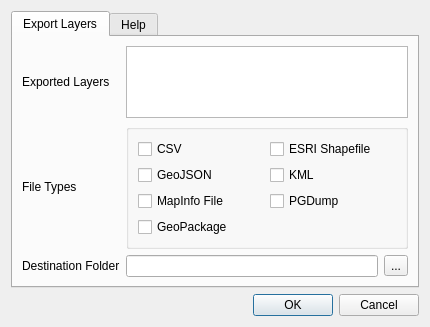
riccardoklinger/batch-vector-layer-saver, file batch_vector_layer_saver_dialog_base.ui: the form before one commit.
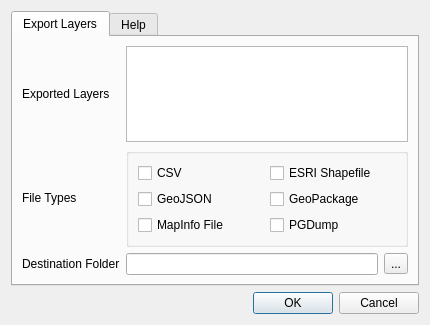
The form after the commit.

```diff
--- a/batch_vector_layer_saver_dialog_base.ui
+++ b/batch_vector_layer_saver_dialog_base.ui
@@ -95,13 +95,6 @@
             </property>
            </widget>
           </item>
-          <item row="2" column="1">
-           <widget class="QCheckBox" name="checkBox_kml">
-            <property name="text">
-             <string>KML</string>
-            </property>
-           </widget>
-          </item>
           <item row="3" column="1">
            <widget class="QCheckBox" name="checkBox_pgdump">
             <property name="text">
@@ -116,7 +109,7 @@
             </property>
            </widget>
           </item>
-          <item row="4" column="0">
+          <item row="2" column="1">
            <widget class="QCheckBox" name="checkBox_gpkg">
             <property name="text">
              <string>GeoPackage</string>
```
